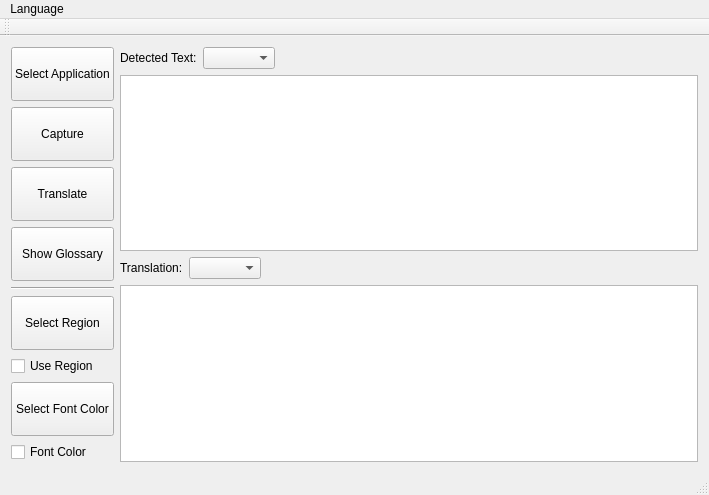
First picture: the form in RealTimeTranslator.ui, repository wlssirius/ChaosTranslate, before the edit.
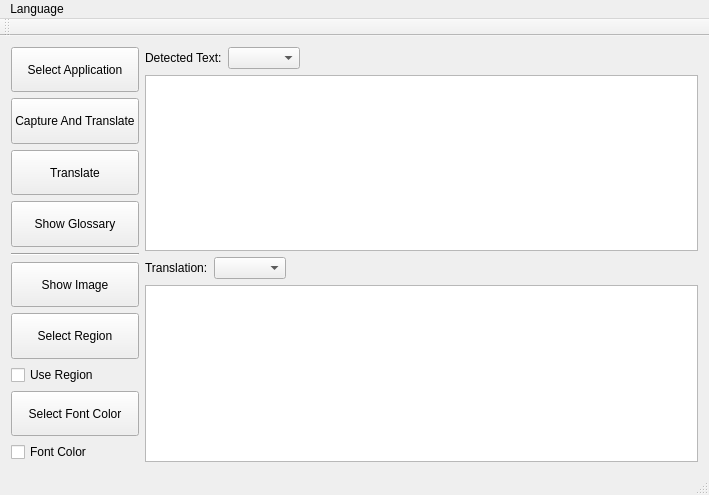
Second picture: the form after the edit. Icons and pictures are not drawn.

The edit to the form file:
```diff
--- a/RealTimeTranslator.ui
+++ b/RealTimeTranslator.ui
@@ -49,7 +49,7 @@
          </sizepolicy>
         </property>
         <property name="text">
-         <string>Capture</string>
+         <string>Capture And Translate</string>
         </property>
        </widget>
       </item>
@@ -86,6 +86,22 @@
         </property>
        </widget>
       </item>
+      <item>
+       <widget class="QPushButton" name="ShowImageButton">
+        <property name="sizePolicy">
+         <sizepolicy hsizetype="Minimum" vsizetype="Expanding">
+          <horstretch>0</horstretch>
+          <verstretch>0</verstretch>
+         </sizepolicy>
+        </property>
+        <property name="styleSheet">
+         <string notr="true"/>
+        </property>
+        <property name="text">
+         <string>Show Image</string>
+        </property>
+       </widget>
+      </item>
       <item>
        <widget class="QPushButton" name="ROIButton">
         <property name="sizePolicy">
```
Left out of the diff: 6 changed lines with no effect on the pictures.
